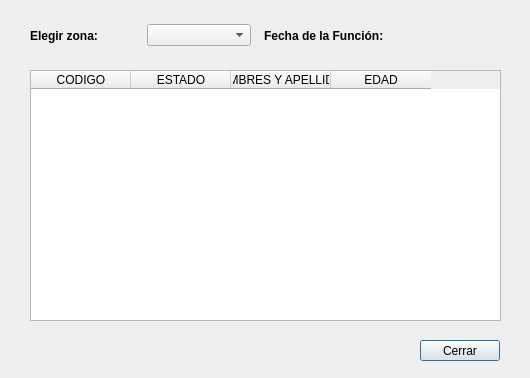
First picture: the form in PA2/PA2_Ejercicio02_Villanueva_Rojas/Ejercicio_02/listarbutacaszonagui.ui, repository JMOrbegoso/USS-2021-II-PP, before the edit.
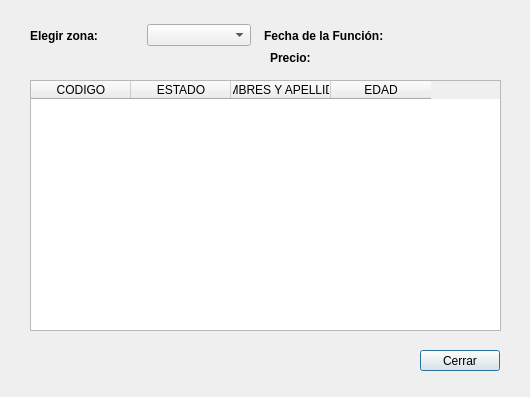
Second picture: the form after the edit.

The edit to the form file:
```diff
--- a/PA2/PA2_Ejercicio02_Villanueva_Rojas/Ejercicio_02/listarbutacaszonagui.ui
+++ b/PA2/PA2_Ejercicio02_Villanueva_Rojas/Ejercicio_02/listarbutacaszonagui.ui
@@ -7,7 +7,7 @@
     <x>0</x>
     <y>0</y>
     <width>530</width>
-    <height>378</height>
+    <height>397</height>
    </rect>
   </property>
   <property name="windowTitle">
@@ -17,7 +17,7 @@
    <property name="geometry">
     <rect>
      <x>30</x>
-     <y>70</y>
+     <y>80</y>
      <width>471</width>
      <height>251</height>
     </rect>
@@ -101,7 +101,7 @@
    <property name="geometry">
     <rect>
      <x>420</x>
-     <y>340</y>
+     <y>350</y>
      <width>80</width>
      <height>21</height>
     </rect>
@@ -110,6 +110,38 @@
     <string>Cerrar</string>
    </property>
   </widget>
+  <widget class="QLabel" name="label_3">
+   <property name="geometry">
+    <rect>
+     <x>270</x>
+     <y>50</y>
+     <width>111</width>
+     <height>16</height>
+    </rect>
+   </property>
+   <property name="font">
+    <font>
+     <weight>75</weight>
+     <bold>true</bold>
+    </font>
+   </property>
+   <property name="text">
+    <string>Precio:</string>
+   </property>
+  </widget>
+  <widget class="QLabel" name="precio">
+   <property name="geometry">
+    <rect>
+     <x>390</x>
+     <y>50</y>
+     <width>111</width>
+     <height>16</height>
+    </rect>
+   </property>
+   <property name="text">
+    <string/>
+   </property>
+  </widget>
  </widget>
  <resources/>
  <connections/>
```
